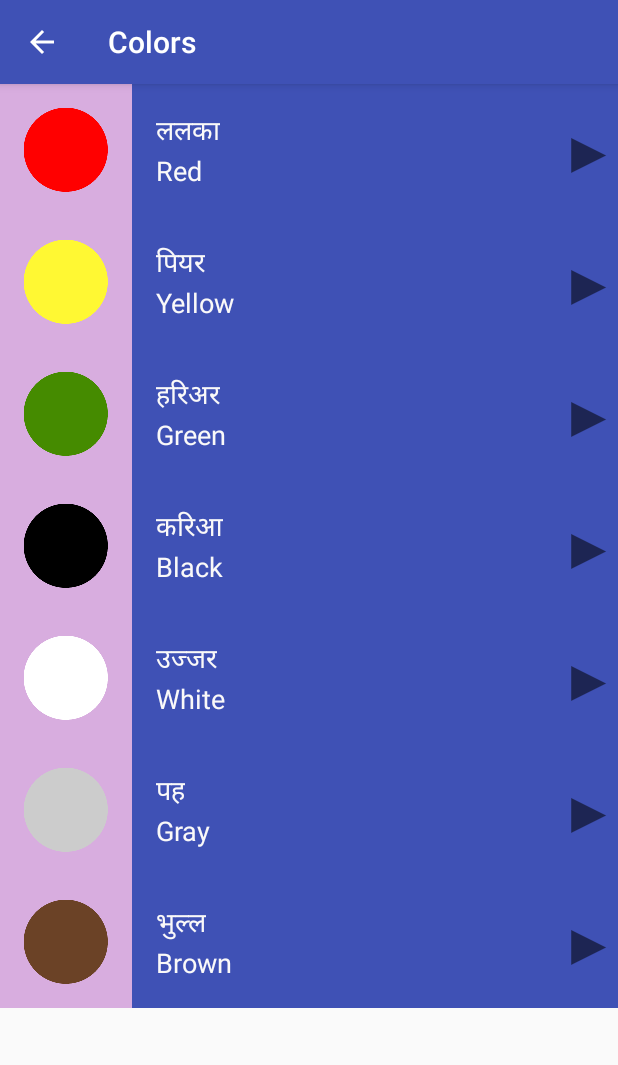
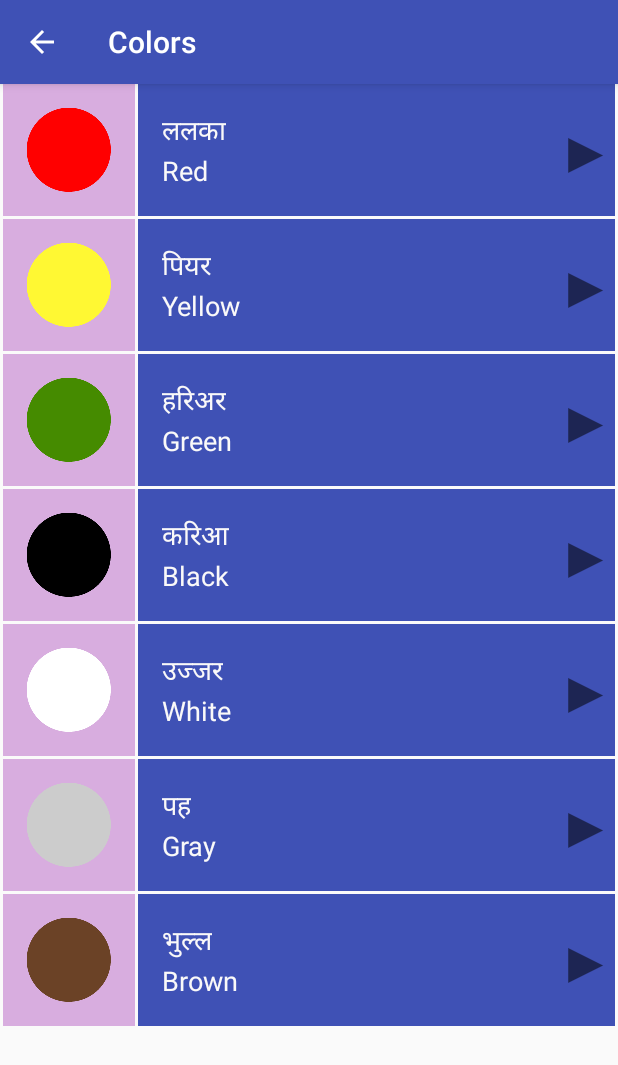
Before and after one commit to Harshkumar77/Maithili, an Android app: the Colors screen opened directly, with no data from a screen before it, on a phone screen of 412 x 824 dp. Shown: the top 1065 px of the screen. Run offline under Robolectric (Android 15) with nearby library versions, the phone set to English and light mode, and no system bars.

Commit message:
Added margins in list_item.xml

```diff
--- a/app/src/main/res/layout/list_item.xml
+++ b/app/src/main/res/layout/list_item.xml
@@ -12,12 +12,15 @@
         android:layout_height="wrap_content"
         android:background="#D8ADDF"
         android:src="@mipmap/ic_launcher"
-
-        />
+        android:layout_marginBottom="2dp"
+        android:layout_marginLeft="2dp"
+        android:layout_marginRight="2dp"/>
 
     <RelativeLayout
         android:layout_width="match_parent"
-        android:layout_height="match_parent">
+        android:layout_height="match_parent"
+        android:layout_marginBottom="2dp"
+        android:layout_marginRight="2dp">
 
         <LinearLayout
             android:id="@+id/box"
@@ -46,13 +49,14 @@
                 tools:text="One" />
 
         </LinearLayout>
+
         <TextView
             android:layout_width="wrap_content"
             android:layout_height="match_parent"
+            android:layout_alignEnd="@id/box"
+            android:gravity="center"
             android:text="▶"
-            android:gravity="center"
-            android:layout_alignEnd="@id/box"
-            android:textSize="40sp"/>
+            android:textSize="40sp" />
     </RelativeLayout>
 
 </LinearLayout>
```
